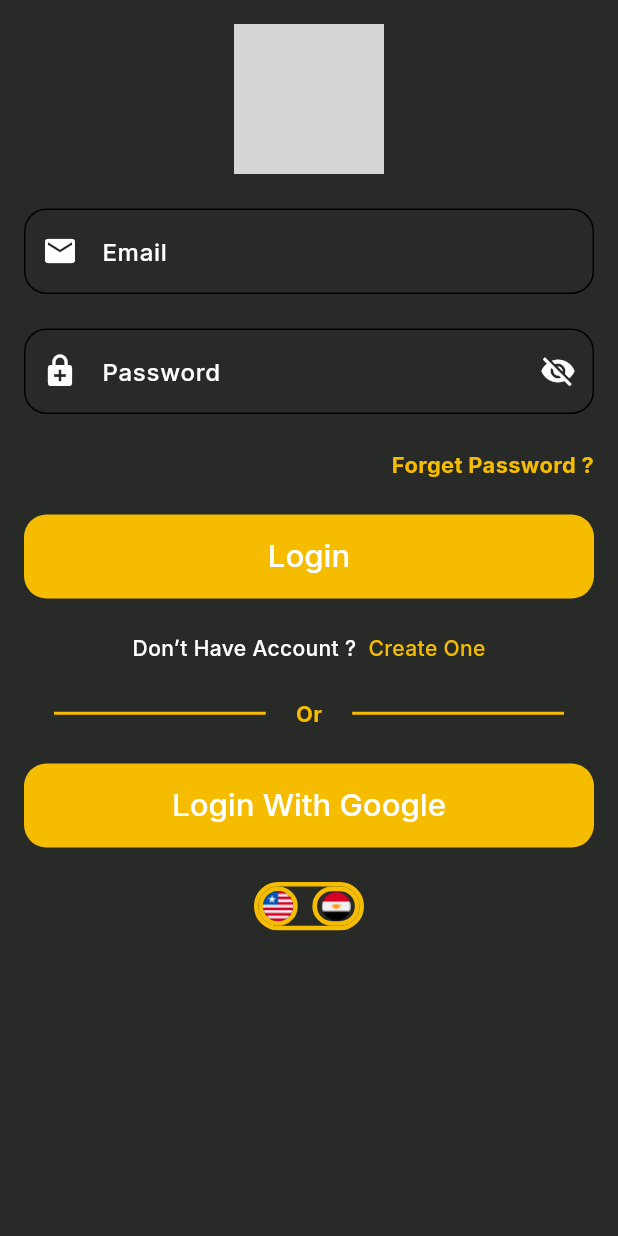
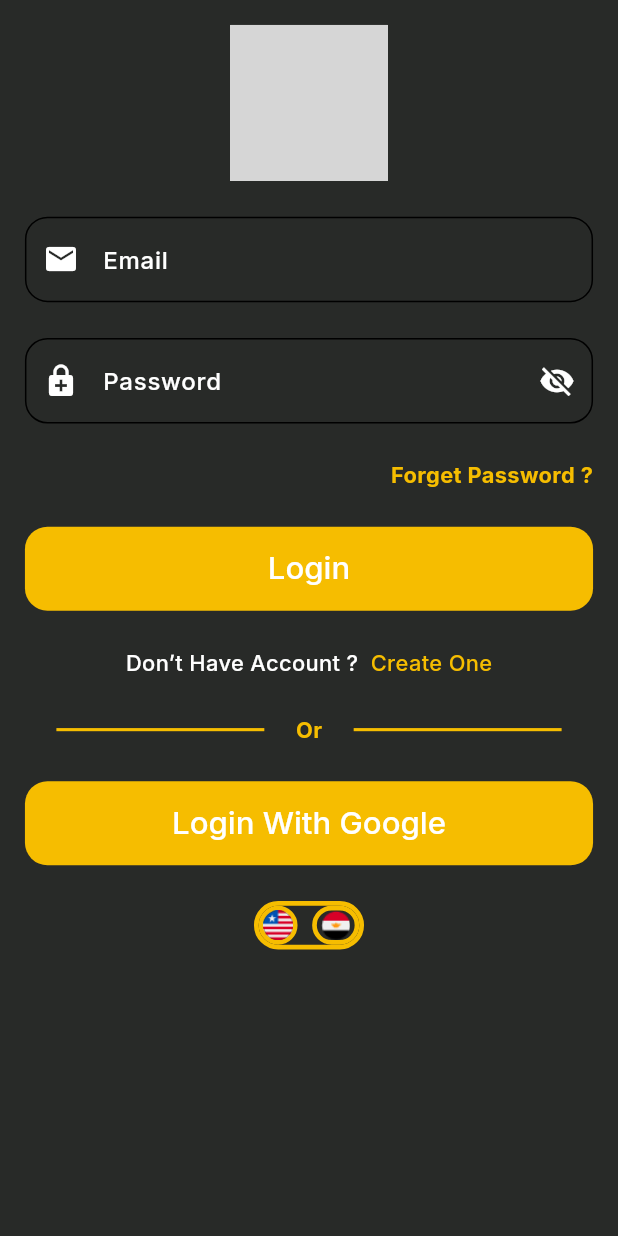
Before and after one commit to FatmaIsmail101/movie-graduation-project, a Flutter app: the screen it shows after launch, on a phone screen of 412 x 824 dp. Run offline on Flutter 3.47's test engine with Material 3 defaults, Android fonts, the phone set to English and light mode, and no system bars; drawn by our look-alikes of flutter_bounceable; our stand-ins replace flutter_screenutil, flutter_svg, google_fonts; grey boxes are pictures that could not be loaded.

Commit message:
Screen Utils Usage

```diff
--- a/lib/modules/authuntication/login_view.dart
+++ b/lib/modules/authuntication/login_view.dart
@@ -22,14 +22,15 @@ class LoginView extends StatelessWidget {
     final theme = Theme.of(context);
     return Scaffold(
       body: Padding(
-        padding: const EdgeInsets.all(16.0),
+        padding: const EdgeInsets.all(16).r,
         child: SingleChildScrollView(
           child: Form(
             key: _globalKey,
             child: Column(
-              spacing: 23,
+              spacing: 23.h,
               children: [
-                SvgPicture.asset(AppAssets.loginPIC, height: 100, width: 100,),
+                SvgPicture.asset(
+                  AppAssets.loginPIC, height: 100.h, width: 100.w,),
                 CustomTextFormField(
                   textInputType: TextInputType.emailAddress,
                   textEditingController: _emailTextEditingController,
@@ -94,7 +95,7 @@ class LoginView extends StatelessWidget {
                       "Don’t Have Account ?  ",
                       style: TextStyle(
                         color: Colors.white,
-                        fontSize: 14,
+                        fontSize: 14.sp,
                         fontWeight: FontWeight.w500,
                       ),
                     ),
@@ -102,7 +103,7 @@ class LoginView extends StatelessWidget {
                       "Create One",
                       style: TextStyle(
                         color: Color(0xffF6BD00),
-                        fontSize: 14,
+                        fontSize: 14.sp,
                         fontWeight: FontWeight.w500,
                       ),
                     ),
@@ -113,18 +114,18 @@ class LoginView extends StatelessWidget {
                     Expanded(
                       child: Divider(
                         color: Color(0xffF6BD00),
-                        endIndent: 20,
-                        indent: 20,
-                        thickness: 2,
+                        endIndent: 20.w,
+                        indent: 20.w,
+                        thickness: 2.h,
                       ),
                     ),
                     Text("Or", style: TextStyle(color: Color(0xffF6BD00))),
                     Expanded(
                       child: Divider(
-                        color: Color(0xffF6BD00),
-                        endIndent: 20,
-                        indent: 20,
-                        thickness: 2,
+                        color: ColorPallete.primaryColor,
+                        endIndent: 20.w,
+                        indent: 20.w,
+                        thickness: 2.h,
                       ),
                     ),
                   ],
@@ -140,7 +141,7 @@ class LoginView extends StatelessWidget {
                   decoration: BoxDecoration(
                     border: Border.all(
                       color: Color(0xffF6BD00),
-                      width: 3,
+                      width: 3.w,
                       style: BorderStyle.solid,
                     ),
                     borderRadius: BorderRadius.circular(25.r),
@@ -154,7 +155,7 @@ class LoginView extends StatelessWidget {
                         child: Container(
                           decoration: BoxDecoration(
                             border: Border.all(
-                              color: Color(0xffF6BD00),
+                              color: ColorPallete.primaryColor,
                               width:
                               3.r, //style: context.locale.toString()=="en"?
                               // BorderStyle.solid:BorderStyle.none
```
Also changed, not shown: lib/modules/update_profile/update_profile_view.dart (+8 -7 lines), lib/modules/update_profile/widgets/avatar_menu.dart (added, +47 -0 lines).
